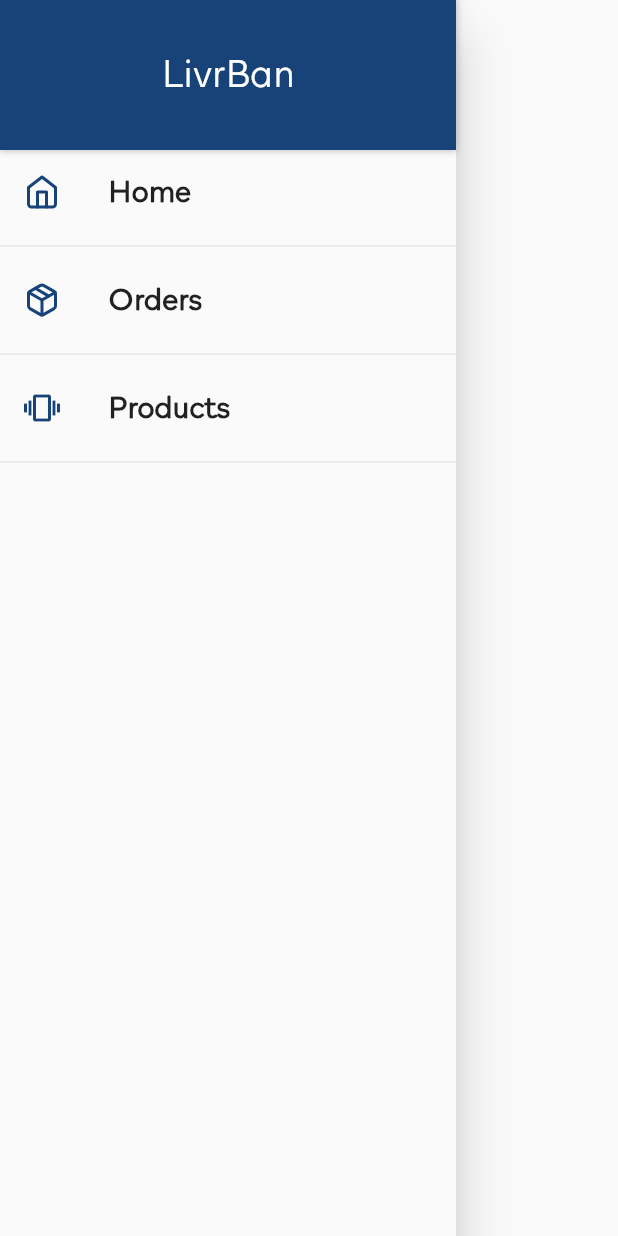
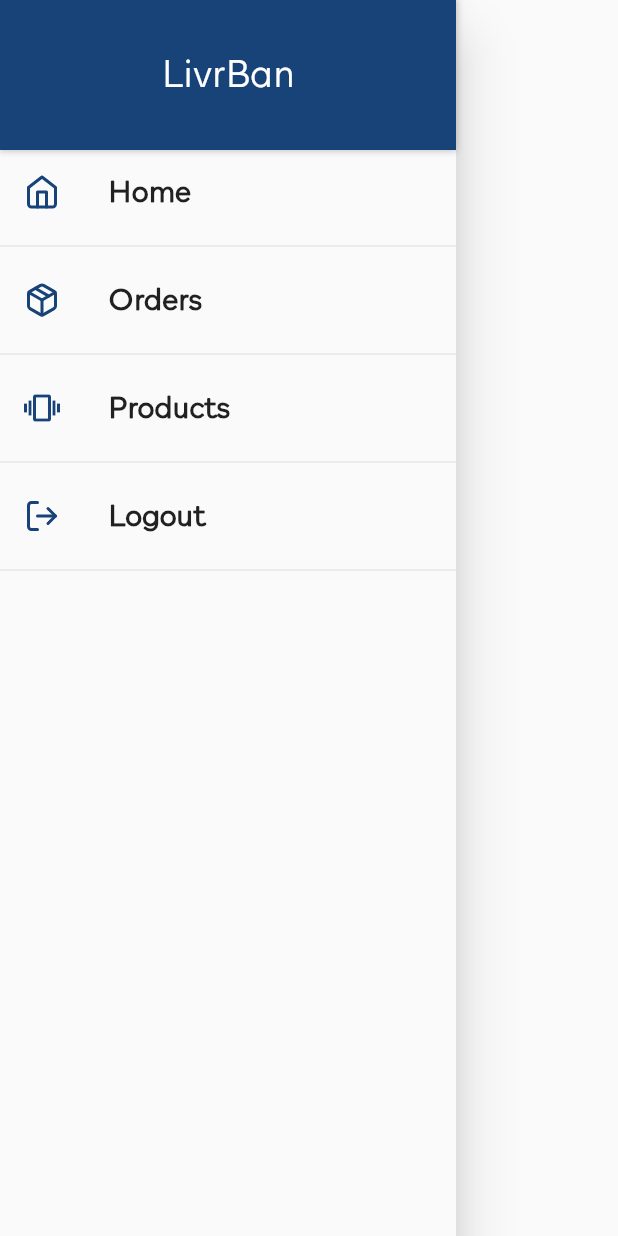
Before and after one commit to kingcong11/FlutterApp4-LivrBan, a Flutter app: the MainDrawer widget shown alone on an empty page, opened directly with empty values, on a phone screen of 412 x 824 dp. Run offline on Flutter 3.47's test engine with Material 2 defaults, Android fonts, the phone set to English and light mode, and no system bars; our stand-ins replace flutter_dotenv, flutter_feather_icons, flutter_money_formatter, flutter_rating_bar, flutter_spinkit, liquid_pull_to_refresh and 3 more; missing offline and left inert: pk_skeleton; network calls fail.

Commit message:
env set
*logout functionality

```diff
--- a/lib/main.dart
+++ b/lib/main.dart
@@ -2,6 +2,7 @@ import 'package:flutter/material.dart';
 
 /* Packages */
 import 'package:provider/provider.dart';
+import 'package:flutter_dotenv/flutter_dotenv.dart';
 import 'package:flutter/services.dart';
 
 /* Providers */
@@ -19,7 +20,9 @@ import './screens/user_products_screen.dart';
 import './screens/edit_product_screen.dart';
 import './screens/auth_screen.dart';
 
-void main() {
+Future main() async {
+  await DotEnv().load('.env');
+  print(DotEnv().env['API_KEY']);
   runApp(MyApp());
 }
 
--- a/lib/providers/products_provider.dart
+++ b/lib/providers/products_provider.dart
@@ -12,7 +12,6 @@ class Products with ChangeNotifier {
 
   final authToken;
   final userId;
-
   List<Product> _items = [
     // Product(
     //     id: 'p1',
--- a/lib/widgets/main_drawer.dart
+++ b/lib/widgets/main_drawer.dart
@@ -3,10 +3,14 @@ import 'package:flutter/material.dart';
 /* packages */
 import 'package:flutter_feather_icons/flutter_feather_icons.dart';
 import 'package:livrban/screens/orders_screen.dart';
+import 'package:provider/provider.dart';
 
 /* Screens */
 import '../screens/orders_screen.dart';
 import '../screens/user_products_screen.dart';
+
+/* Providers */
+import '../providers/authentication_service.dart';
 
 class MainDrawer extends StatelessWidget {
   final double statusBarSize;
@@ -81,6 +85,16 @@ class MainDrawer extends StatelessWidget {
               context,
             ),
             Divider(),
+            listileBuilder(
+              'Logout',
+              FeatherIcons.logOut,
+              () {
+                Navigator.of(context).pop();
+                Provider.of<AuthenticationService>(context, listen: false).signOut();
+              },
+              context,
+            ),
+            Divider(),
           ],
         ),
       ),
--- a/pubspec.yaml
+++ b/pubspec.yaml
@@ -43,6 +43,7 @@ dependencies:
   liquid_pull_to_refresh: ^2.0.0
   loading_overlay: ^0.2.1
   flutter_spinkit: "^4.1.2"
+  flutter_dotenv: ^2.1.0
 
 dev_dependencies:
   flutter_test:
@@ -72,6 +73,7 @@ flutter:
     - assets/images/products/8-removebg-preview.png
     - assets/images/products/9-removebg-preview.png
     - assets/images/products/10-removebg-preview.png
+    - .env
 
 
   # An image asset can refer to one or more resolution-specific "variants", see
```
Also changed, not shown: lib/providers/authentication_service.dart (+14 -4 lines), lib/screens/homepage_screen.dart (+0 -7 lines), pubspec.lock, 2 other files.
